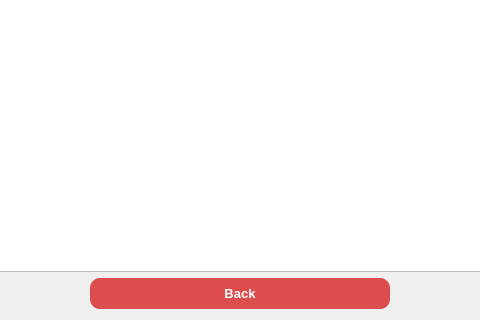
Old version of the form UI/Menu/history.ui in the repository PlaTwo-project/PlaTwo; both pictures show x 342 to 822 and y 344 to 664 of the 1164 by 664 pixel window.
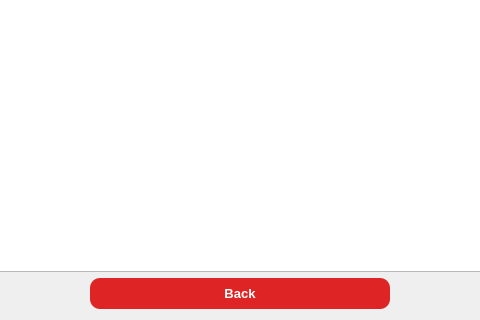
New version of the form.

Patch:
```diff
--- a/UI/Menu/history.ui
+++ b/UI/Menu/history.ui
@@ -220,7 +220,7 @@
        </property>
        <property name="styleSheet">
         <string notr="true">QPushButton {
-    background-color: #DE4D4D;
+    background-color: #DE2424;
     color: white;
     border: none;
     border-radius: 10px;
```
